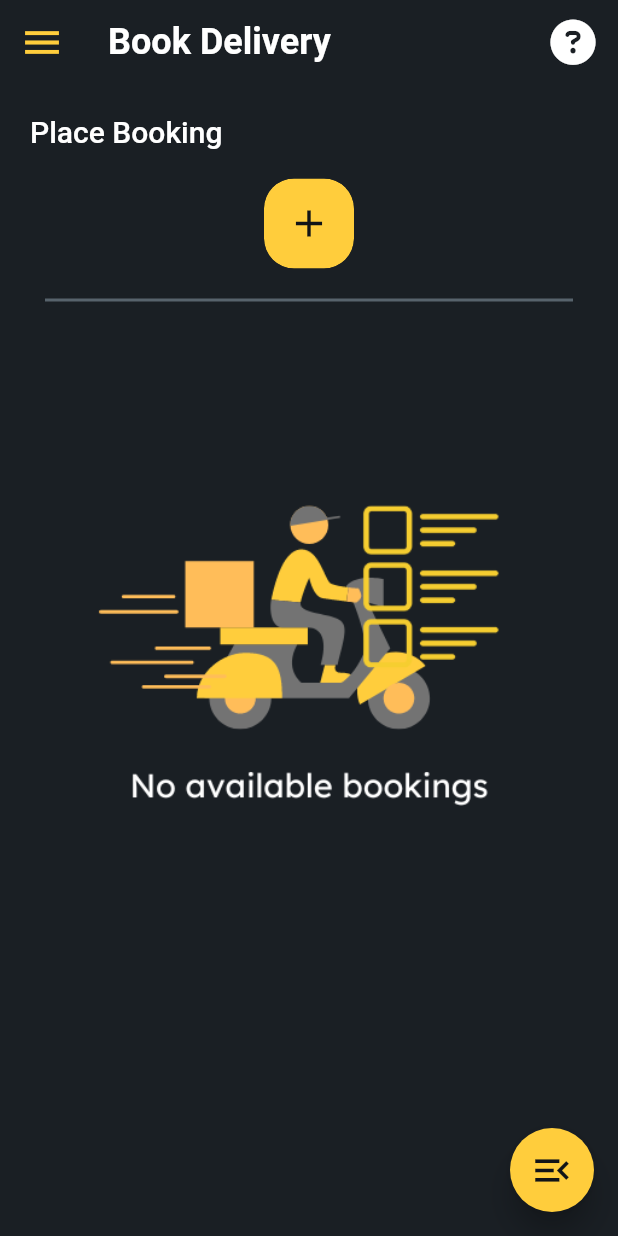
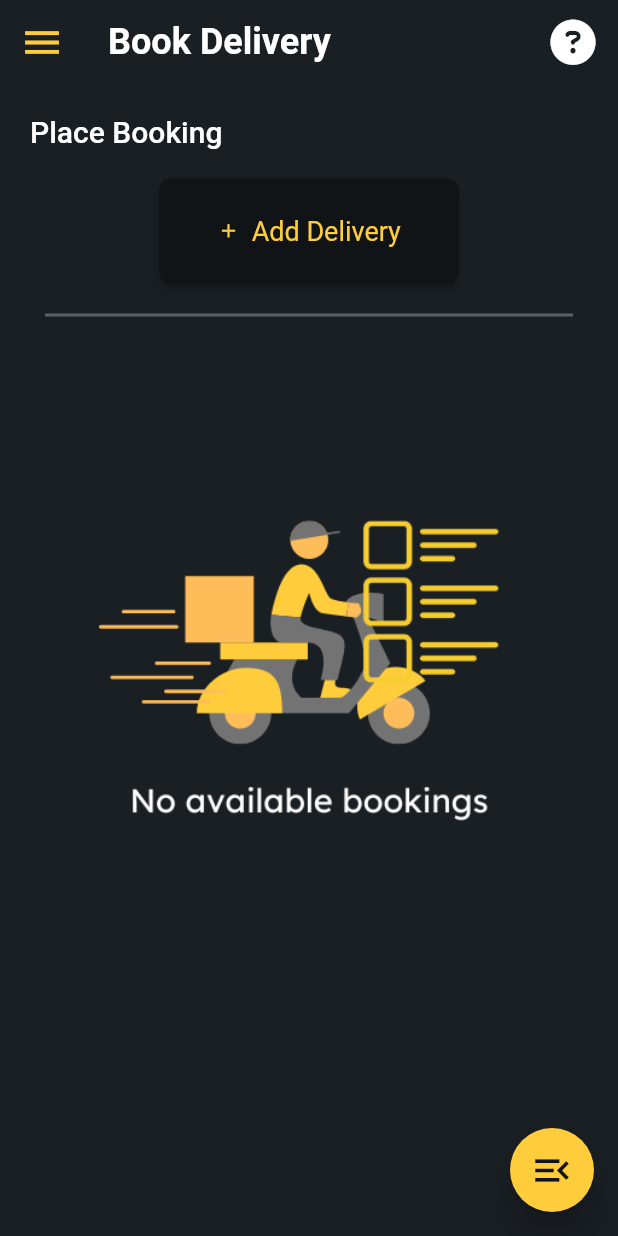
Before and after one commit to Qonvay/app, a Flutter app: the BookDeliveryWidget screen opened directly, on a phone screen of 412 x 824 dp. Run offline on Flutter 3.47's test engine with Material 2 defaults, Android fonts, the phone set to English and light mode, and no system bars; drawn by our look-alikes of auto_size_text; our stand-ins replace built_collection, built_value, cloud_firestore, easy_debounce, file_picker, firebase_analytics and 17 more; missing offline and left inert: json_path, mime_type; accounts and stored records are empty; Roboto replaces fonts that are missing (Lexend Deca).

Commit message:
Updating to latest FlutterFlow output.

```diff
--- a/lib/book_delivery/book_delivery_widget.dart
+++ b/lib/book_delivery/book_delivery_widget.dart
@@ -121,8 +121,10 @@ class _BookDeliveryWidgetState extends State<BookDeliveryWidget>
                   color: FlutterFlowTheme.of(context).textColor,
                   size: 30,
                 ),
-                onPressed: () {
-                  print('IconButton pressed ...');
+                onPressed: () async {
+                  logFirebaseEvent('BOOK_DELIVERY_solidQuestionCircle_ICN_ON');
+                  logFirebaseEvent('IconButton_Launch-U-R-L');
+                  await launchURL('https://qonvay.freshdesk.com');
                 },
               ),
             ],
@@ -438,7 +440,14 @@ class _BookDeliveryWidgetState extends State<BookDeliveryWidget>
                   Divider(
                     color: FlutterFlowTheme.of(context).darkBackground,
                   ),
-                  ListTile(
+                  InkWell(
+                    onTap: () async {
+                      logFirebaseEvent(
+                          'BOOK_DELIVERY_ListTile_k1uidqlr_ON_TAP');
+                      logFirebaseEvent('ListTile_Launch-U-R-L');
+                      await launchURL('https://qonvay.freshdesk.com');
+                    },
+                    child: ListTile(
                       leading: Icon(
                         Icons.support_agent,
                         color: FlutterFlowTheme.of(context).primaryColor,
@@ -458,6 +467,7 @@ class _BookDeliveryWidgetState extends State<BookDeliveryWidget>
                       ),
                       tileColor: FlutterFlowTheme.of(context).grayLight,
                       dense: false,
+                    ),
                   ),
                   Divider(
                     color: FlutterFlowTheme.of(context).darkBackground,
@@ -523,20 +533,10 @@ class _BookDeliveryWidgetState extends State<BookDeliveryWidget>
                 ),
                 Padding(
                   padding: EdgeInsetsDirectional.fromSTEB(0, 0, 0, 20),
-                  child: FlutterFlowIconButton(
-                    borderColor: Colors.transparent,
-                    borderRadius: 20,
-                    borderWidth: 1,
-                    buttonSize: 60,
-                    fillColor: FlutterFlowTheme.of(context).primaryColor,
-                    icon: Icon(
-                      Icons.add,
-                      color: FlutterFlowTheme.of(context).darkBackground,
-                      size: 30,
-                    ),
+                  child: FFButtonWidget(
                     onPressed: () async {
-                      logFirebaseEvent('BOOK_DELIVERY_PAGE_add_ICN_ON_TAP');
-                      logFirebaseEvent('IconButton_Navigate-To');
+                      logFirebaseEvent('BOOK_DELIVERY_ADD_DELIVERY_BTN_ON_TAP');
+                      logFirebaseEvent('Button_Navigate-To');
                       await Navigator.push(
                         context,
                         PageTransition(
@@ -547,6 +547,29 @@ class _BookDeliveryWidgetState extends State<BookDeliveryWidget>
                         ),
                       );
                     },
+                    text: 'Add Delivery',
+                    icon: Icon(
+                      Icons.add,
+                      color: FlutterFlowTheme.of(context).primaryColor,
+                      size: 15,
+                    ),
+                    options: FFButtonOptions(
+                      width: 200,
+                      height: 70,
+                      color: FlutterFlowTheme.of(context).darkBackground,
+                      textStyle: FlutterFlowTheme.of(context)
+                          .subtitle2
+                          .override(
+                            fontFamily: 'Lexend Deca',
+                            color: FlutterFlowTheme.of(context).primaryColor,
+                            fontSize: 18,
+                          ),
+                      borderSide: BorderSide(
+                        color: Colors.transparent,
+                        width: 1,
+                      ),
+                      borderRadius: BorderRadius.circular(8),
+                    ),
                   ),
                 ),
                 Divider(
```
Lines whose indentation alone changed are shown as unchanged.
